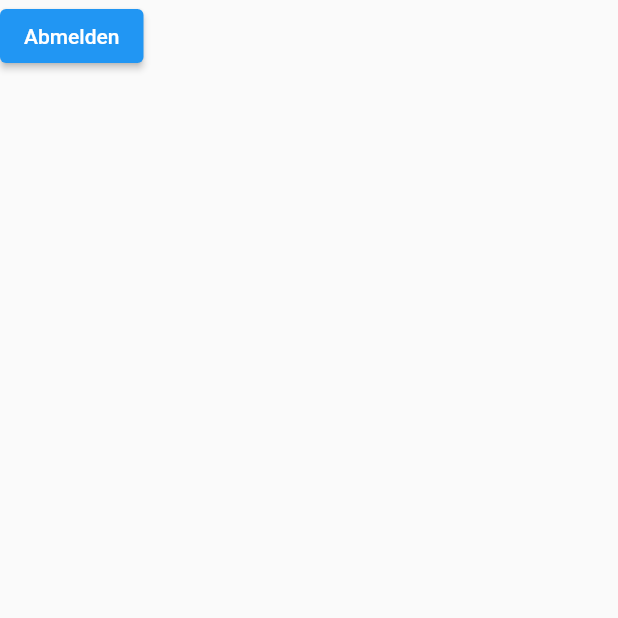
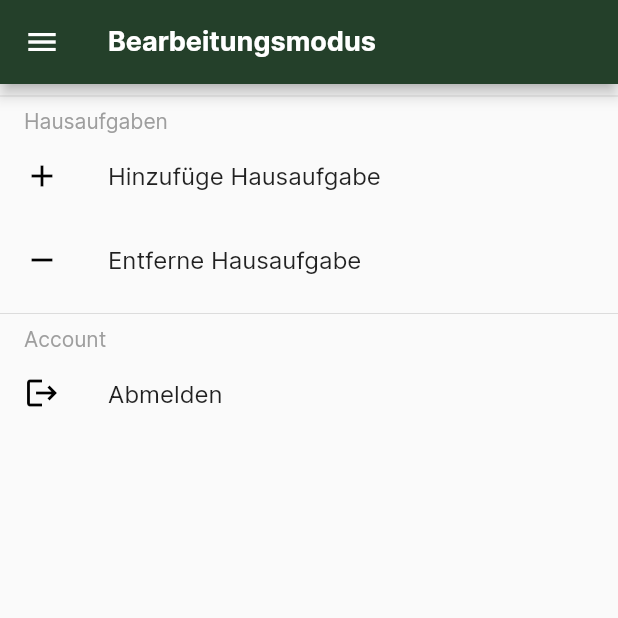
Before and after one commit to mnospacd/hausaufgaben., a Flutter app: the EditModePage screen opened directly, on a phone screen of 412 x 824 dp, the top half of it. Run offline on Flutter 3.47's test engine with Material 2 defaults, Android fonts, the phone set to English and light mode, and no system bars; our stand-ins replace cloud_firestore, firebase_auth, firebase_core, shared_preferences; accounts and stored records are empty.

```diff
--- /dev/null
+++ b/lib/pages/editmode/page.dart
@@ -0,0 +1,92 @@
+import 'package:flutter/material.dart';
+import 'package:flutter/services.dart';
+import 'package:hausaufgaben/components/authentication_service.dart';
+import 'package:hausaufgaben/pages/editmode/homework/add.dart';
+import 'package:hausaufgaben/pages/editmode/homework/remove.dart';
+import 'package:hausaufgaben/widgets/drawer.dart';
+import 'package:provider/provider.dart';
+
+import '../../styling.dart';
+
+class EditModePage extends StatelessWidget {
+  const EditModePage({Key? key}) : super(key: key);
+
+  @override
+  Widget build(BuildContext context) {
+    return Scaffold(
+      appBar: AppBar(
+        backgroundColor: AppTheme.greyDarkGreen,
+        systemOverlayStyle: const SystemUiOverlayStyle(
+            statusBarColor: AppTheme.greyDarkGreen
+        ),
+        title: Text(
+          'Bearbeitungsmodus',
+          style: AppTheme.textTheme.headline6,
+        ),
+      ),
+      body:  ListView(
+        children: [
+          const Divider(),
+          Padding(
+            padding: const EdgeInsets.only(left: 16),
+            child: Text(
+              'Hausaufgaben',
+              style: AppTheme.textTheme.caption,
+            ),
+          ),
+          ListTile(
+            selectedColor: AppTheme.greyLightGreen,
+            leading: const Icon(Icons.add),
+            iconColor: Colors.black,
+            title: Text(
+                'Hinzufüge Hausaufgabe',
+                style: AppTheme.textTheme.bodyText1
+            ),
+            onTap: () {
+              Navigator.push(
+                context,
+                MaterialPageRoute(builder: (context) => EditHomeworkAdd())
+              );
+            },
+          ),
+          ListTile(
+            selectedColor: AppTheme.greyLightGreen,
+            leading: const Icon(Icons.remove),
+            iconColor: Colors.black,
+            title: Text(
+                'Entferne Hausaufgabe',
+                style: AppTheme.textTheme.bodyText1
+            ),
+            onTap: () {
+              Navigator.push(
+                  context,
+                  MaterialPageRoute(builder: (context) => EditHomeworkRemove())
+              );
+            },
+          ),
+          const Divider(),
+          Padding(
+            padding: const EdgeInsets.only(left: 16),
+            child: Text(
+              'Account',
+              style: AppTheme.textTheme.caption,
+            ),
+          ),
+          ListTile(
+            selectedColor: AppTheme.greyLightGreen,
+            leading: const Icon(Icons.logout),
+            iconColor: Colors.black,
+            title: Text(
+                'Abmelden',
+                style: AppTheme.textTheme.bodyText1
+            ),
+            onTap: () {
+              context.read<AuthenticationService>().signOut();
+            },
+          ),
+        ],
+      ),
+      drawer: const NavigationDrawer(),
+    );
+  }
+}
--- a/lib/pages/editmode/redirect.dart
+++ b/lib/pages/editmode/redirect.dart
@@ -1,6 +1,6 @@
 import 'package:firebase_auth/firebase_auth.dart';
 import 'package:flutter/material.dart';
-import 'package:hausaufgaben/pages/editmode/settings.dart';
+import 'package:hausaufgaben/pages/editmode/page.dart';
 import 'package:hausaufgaben/pages/editmode/sign_in.dart';
 import 'package:provider/provider.dart';
 
--- a/lib/pages/editmode/settings.dart
+++ /dev/null
@@ -1,21 +0,0 @@
-import 'package:flutter/material.dart';
-import 'package:hausaufgaben/components/authentication_service.dart';
-import 'package:hausaufgaben/widgets/drawer.dart';
-import 'package:provider/provider.dart';
-
-class EditModePage extends StatelessWidget {
-  const EditModePage({Key? key}) : super(key: key);
-
-  @override
-  Widget build(BuildContext context) {
-    return Scaffold(
-      body: ElevatedButton(
-        onPressed: () {
-          context.read<AuthenticationService>().signOut();
-        },
-        child: const Text('Abmelden'),
-      ),
-      drawer: const NavigationDrawer(),
-    );
-  }
-}
--- a/lib/pages/editmode/sign_in.dart
+++ b/lib/pages/editmode/sign_in.dart
@@ -20,7 +20,7 @@ class SignInPage extends StatelessWidget {
             statusBarColor: AppTheme.greyDarkGreen
         ),
         title: Text(
-          'Bearbeitung-Login',
+          'Anmelden',
           style: AppTheme.textTheme.headline6,
         ),
       ),
--- a/lib/styling.dart
+++ b/lib/styling.dart
@@ -14,7 +14,8 @@ class AppTheme {
     subtitle1: subtitle1,
     headline6: title2,
     headline5: title1,
-    headline4: headline4
+    headline4: headline4,
+    caption: caption
   );
 
   static const TextStyle body1 = TextStyle(
@@ -45,4 +46,10 @@ class AppTheme {
       fontSize: 14,
       color: Colors.black
   );
+
+  static const TextStyle caption = TextStyle(
+      fontFamily: 'Inter',
+      fontSize: 14,
+      color: Colors.grey
+  );
 }
--- a/pubspec.yaml
+++ b/pubspec.yaml
@@ -39,6 +39,7 @@ dependencies:
   firebase_auth: ^3.3.15
   shared_preferences: ^2.0.13
   url_launcher: ^6.0.20
+  uuid: ^3.0.6
 
   provider: ^6.0.2
 
```
Also changed, not shown: lib/pages/editmode/homework/add.dart (added, +188 -0 lines), lib/pages/editmode/homework/remove.dart (added, +75 -0 lines).
